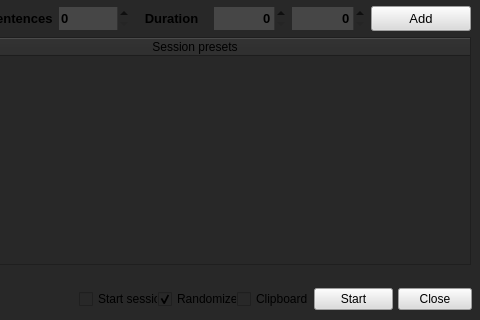
Inkdecker/Inktyping, file ui/main_window.ui: the form before one commit; both pictures show x 90 to 570 and y 300 to 620 of the 570 by 620 pixel window.
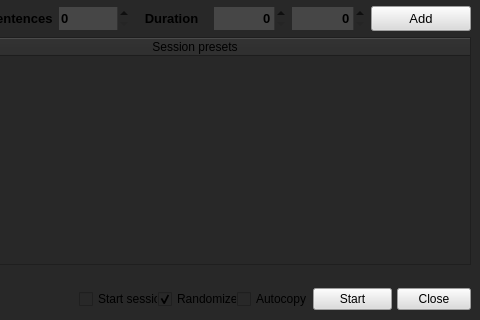
The form after the commit. Icons and pictures are not drawn.

Diff of the .ui file:
```diff
--- a/ui/main_window.ui
+++ b/ui/main_window.ui
@@ -1451,7 +1451,7 @@
            <string>&lt;p style=&quot;color:black&quot;&gt; Automatically copy sentences to clipboard if selected.&lt;/p&gt;</string>
           </property>
           <property name="text">
-           <string>Clipboard</string>
+           <string>Autocopy</string>
           </property>
          </widget>
         </item>
```
Left out of the diff: 2 changed lines with no effect on the pictures.
